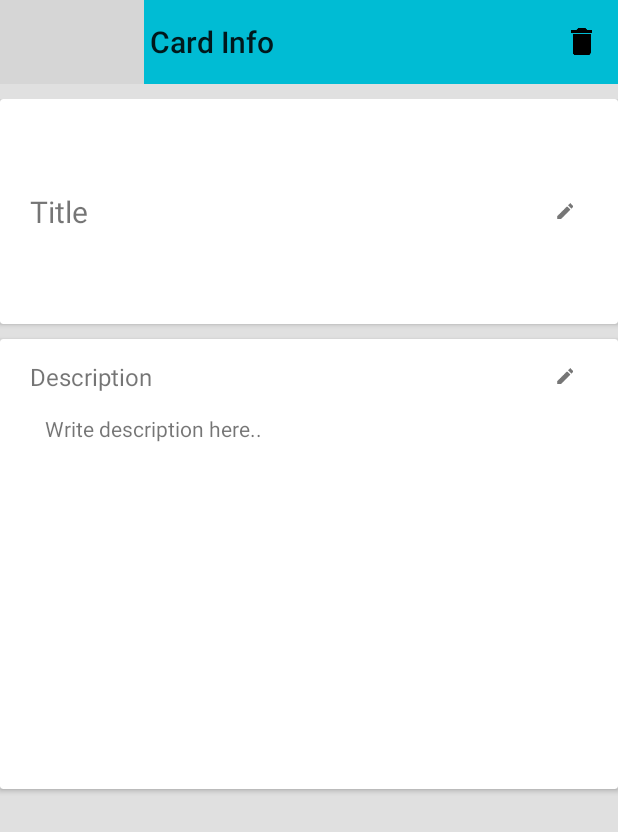
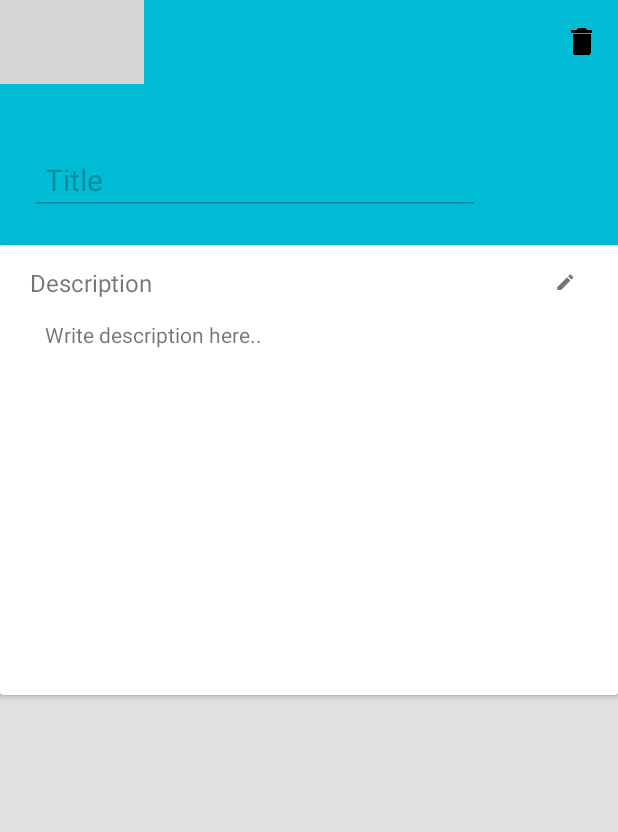
Before and after one commit to chinnonae/SW-spec-mini-trello, an Android app: the CardInfoFragment screen opened directly, with no data from a screen before it, on a phone screen of 412 x 824 dp. Shown: the top 832 px of the screen. Run offline under Robolectric (Android 15) with nearby library versions, the phone set to English and light mode, and no system bars; 4 statements that could not run were skipped; grey boxes are pictures that could not be loaded.

Commit message:
Modify cardinfo view

```diff
--- a/app/src/main/java/com/ske/minitrello/activities/CardInfoFragment.java
+++ b/app/src/main/java/com/ske/minitrello/activities/CardInfoFragment.java
@@ -6,6 +6,7 @@ import android.support.v4.app.Fragment;
 import android.view.LayoutInflater;
 import android.view.View;
 import android.view.ViewGroup;
+import android.widget.EditText;
 import android.widget.TextView;
 
 import com.ske.minitrello.R;
@@ -19,7 +20,7 @@ public class CardInfoFragment extends Fragment {
     Card card;
     CardList cardList;
 
-    TextView cardTitle;
+    EditText cardTitle;
     TextView cardDescription;
 
     public CardInfoFragment(CardList cardList, Card card) {
@@ -32,10 +33,11 @@ public class CardInfoFragment extends Fragment {
     public View onCreateView(LayoutInflater inflater, ViewGroup container, Bundle savedInstanceState) {
         View rootView = inflater.inflate(R.layout.fragment_card_info, container, false);
 
-        cardTitle = (TextView) rootView.findViewById(R.id.card_dialog_title);
+        cardTitle = (EditText) rootView.findViewById(R.id.card_dialog_title);
         cardDescription = (TextView) rootView.findViewById(R.id.card_dialog_description);
 
         cardTitle.setText(card.getName());
+        cardTitle.setEnabled(false);
         cardDescription.setText(card.getDescription());
 
 
--- a/app/src/main/java/com/ske/minitrello/activities/MainActivity.java
+++ b/app/src/main/java/com/ske/minitrello/activities/MainActivity.java
@@ -9,10 +9,12 @@ import android.os.Bundle;
 import android.support.v7.widget.Toolbar;
 
 import android.view.MenuItem;
+import android.view.View;
 
 import com.ske.minitrello.R;
 
 import com.ske.minitrello.models.CardList;
+import com.ske.minitrello.views.adapters.CardItemClickListener;
 import com.ske.minitrello.views.adapters.CardListPagerAdapter;
 import com.ske.minitrello.dialogs.AddCardListDialog;
 import com.ske.minitrello.models.CardKeeper;
--- a/app/src/main/java/com/ske/minitrello/dialogs/AddCardDialog.java
+++ b/app/src/main/java/com/ske/minitrello/dialogs/AddCardDialog.java
@@ -22,7 +22,7 @@ public class AddCardDialog extends Observable {
     public void showDialog(Activity activity, final int cardListPosition) {
         final Dialog dialog = new Dialog(activity);
         dialog.requestWindowFeature(Window.FEATURE_NO_TITLE);
-        //dialog.getWindow().getAttributes().windowAnimations = R.style.AddDialogAnimation;
+        dialog.getWindow().getAttributes().windowAnimations = R.style.AddDialogAnimation;
         dialog.setCancelable(false);
         dialog.setContentView(R.layout.dialog_add_card);
 
--- a/app/src/main/res/layout/activity_show_card_info.xml
+++ b/app/src/main/res/layout/activity_show_card_info.xml
@@ -10,7 +10,6 @@
         android:id="@+id/cardview_toolbar"
         style="@style/CardInfoToolbar"
         android:layout_width="match_parent"
-        android:layout_height="?actionBarSize"
-        app:title="Card Info"/>
+        android:layout_height="?actionBarSize"/>
 
 </LinearLayout>
--- a/app/src/main/res/layout/fragment_card_info.xml
+++ b/app/src/main/res/layout/fragment_card_info.xml
@@ -5,44 +5,26 @@
     android:orientation="vertical"
     android:layout_width="match_parent"
     android:layout_height="match_parent"
-    android:background="#e0e0e0"
-    android:paddingTop="10dp">
-
-    <android.support.v7.widget.CardView
-        android:layout_width="match_parent"
-        android:layout_height="wrap_content"
-        card:cardElevation="2dp"
-        android:layout_marginBottom="10dp">
+    android:background="#e0e0e0">
 
     <RelativeLayout
         android:layout_width="match_parent"
-            android:layout_height="150dp">
+        android:layout_height="wrap_content"
+        android:background="@color/colorPrimary"
+        android:padding="20dp">
 
-            <TextView
+        <EditText
             android:layout_width="300dp"
             android:layout_height="wrap_content"
             android:text="Title"
             android:id="@+id/card_dialog_title"
             android:textSize="20sp"
-                android:padding="20dp"
-                android:layout_centerVertical="true"
-                android:layout_alignParentStart="true" />
-
-            <ImageView
-                android:layout_width="30dp"
-                android:layout_height="30dp"
-                android:id="@+id/renameButton"
-                android:src="@drawable/ic_mode_edit_black_24dp"
-                android:padding="8dp"
-                android:layout_marginLeft="50dp"
-                android:layout_marginRight="20dp"
-                android:layout_alignParentEnd="true"
-                android:layout_centerVertical="true"
-                android:alpha="0.54" />
+            android:layout_alignParentStart="false"
+            android:padding="10dp"
+            android:layout_marginTop="20dp" />
 
     </RelativeLayout>
 
-    </android.support.v7.widget.CardView>
 
     <android.support.v7.widget.CardView
         android:layout_width="match_parent"
--- a/app/src/main/res/layout/fragment_card_list.xml
+++ b/app/src/main/res/layout/fragment_card_list.xml
@@ -21,7 +21,8 @@
             <RelativeLayout
                 android:layout_width="match_parent"
                 android:layout_height="wrap_content"
-                android:id="@+id/relativeLayout">
+                android:id="@+id/relativeLayout"
+                android:elevation="2dp">
 
                 <TextView
                     android:id="@+id/cardlist_title"
--- a/app/src/main/res/values/styles.xml
+++ b/app/src/main/res/values/styles.xml
@@ -15,6 +15,7 @@
     <style name="MainToolbar">
         <item name="theme">@style/ThemeOverlay.AppCompat.Light</item>
         <item name="android:background">?colorPrimary</item>
+        <item name="android:elevation">4dp</item>
     </style>
 
     <style name="CardInfoToolbar">
```
Also changed, not shown: app/src/main/java/com/ske/minitrello/activities/CardListFragment.java (+14 -17 lines), app/src/main/java/com/ske/minitrello/models/Card.java (+9 -10 lines). Lines whose indentation alone changed are shown as unchanged.
